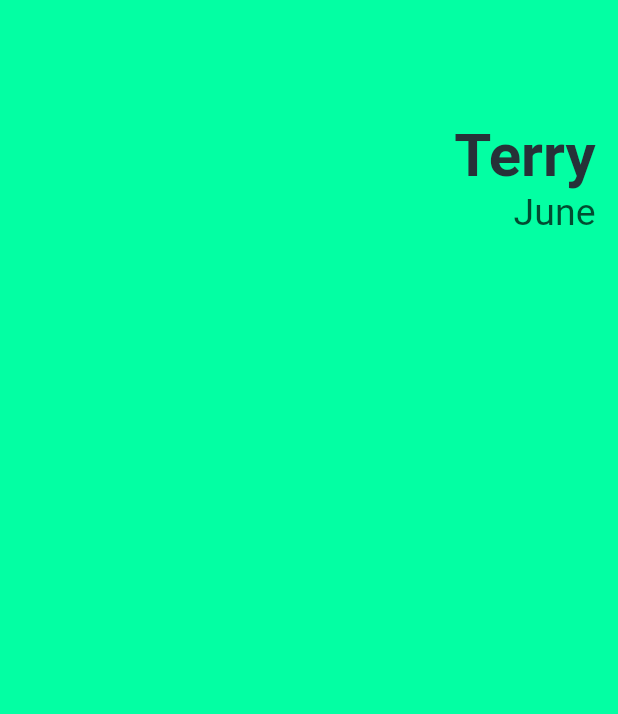
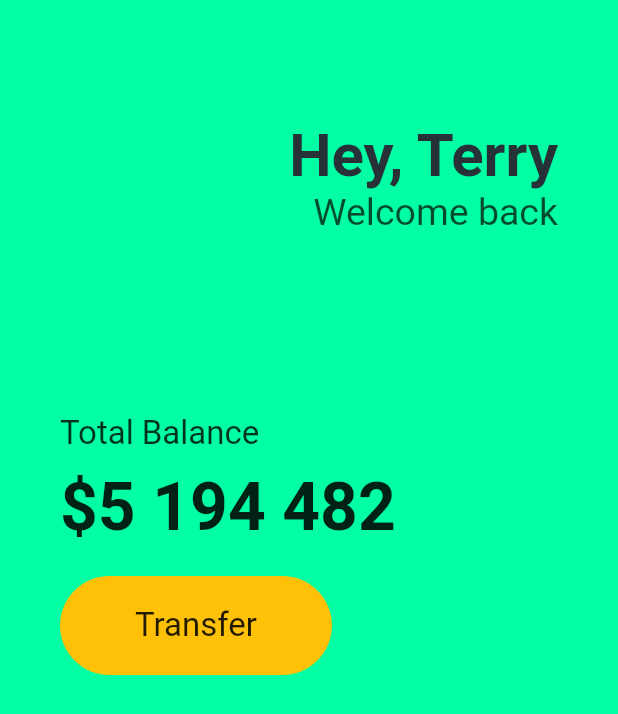
Before and after one commit to geepum/toonflix, a Flutter app: the screen it shows after launch, on a phone screen of 412 x 824 dp. Shown: the top 714 px of the screen. Run offline on Flutter 3.47's test engine with Material 2 defaults, Android fonts, the phone set to English and light mode, and no system bars.

Commit message:
3.2 Buttons Section

```diff
--- a/lib/main.dart
+++ b/lib/main.dart
@@ -14,8 +14,9 @@ class MyApp extends StatelessWidget {
       home: Scaffold(
         backgroundColor: const Color.fromARGB(255, 3, 255, 163),
         body: Padding(
-            padding: const EdgeInsets.symmetric(horizontal: 15.0),
+          padding: const EdgeInsets.symmetric(horizontal: 40.0),
           child: Column(
+            crossAxisAlignment: CrossAxisAlignment.start,
             children: [
               Row(
                 mainAxisAlignment: MainAxisAlignment.end,
@@ -27,7 +28,7 @@ class MyApp extends StatelessWidget {
                         height: 80,
                       ),
                       Text(
-                          'Terry',
+                        'Hey, Terry',
                         style: TextStyle(
                           color: Colors.blueGrey.shade900,
                           fontSize: 40.0,
@@ -35,7 +36,7 @@ class MyApp extends StatelessWidget {
                         ),
                       ),
                       Text(
-                          'June',
+                        'Welcome back',
                         style: TextStyle(
                           color: Colors.black54.withOpacity(0.7),
                           fontSize: 25.0,
@@ -44,10 +45,57 @@ class MyApp extends StatelessWidget {
                     ],
                   )
                 ],
+              ),
+              const SizedBox(
+                height: 120,
+              ),
+              Text(
+                'Total Balance',
+                style: TextStyle(
+                  color: Colors.black54.withOpacity(0.8),
+                  fontSize: 22,
+                ),
+              ),
+              const SizedBox(
+                height: 10,
+              ),
+              const Text(
+                '\$5 194 482',
+                style: TextStyle(
+                  color: Colors.black87,
+                  fontSize: 44,
+                  fontWeight: FontWeight.w600,
+                ),
+              ),
+              const SizedBox(
+                height: 20,
+              ),
+              Row(
+                children: [
+                  Container(
+                    decoration: BoxDecoration(
+                      color: Colors.amber,
+                      borderRadius: BorderRadius.circular(45.0),
+                    ),
+                    child: const Padding(
+                      padding: EdgeInsets.symmetric(
+                        horizontal: 50.0,
+                        vertical: 20.0,
+                      ),
+                      child: Text(
+                        'Transfer',
+                        style: TextStyle(
+                          fontSize: 22.0,
+                        ),
+                      ),
+                    ),
+                  )
+                ],
               )
             ],
           ),
-          )),
+        ),
+      ),
     );
   }
 }
```
Lines whose indentation alone changed are shown as unchanged.
